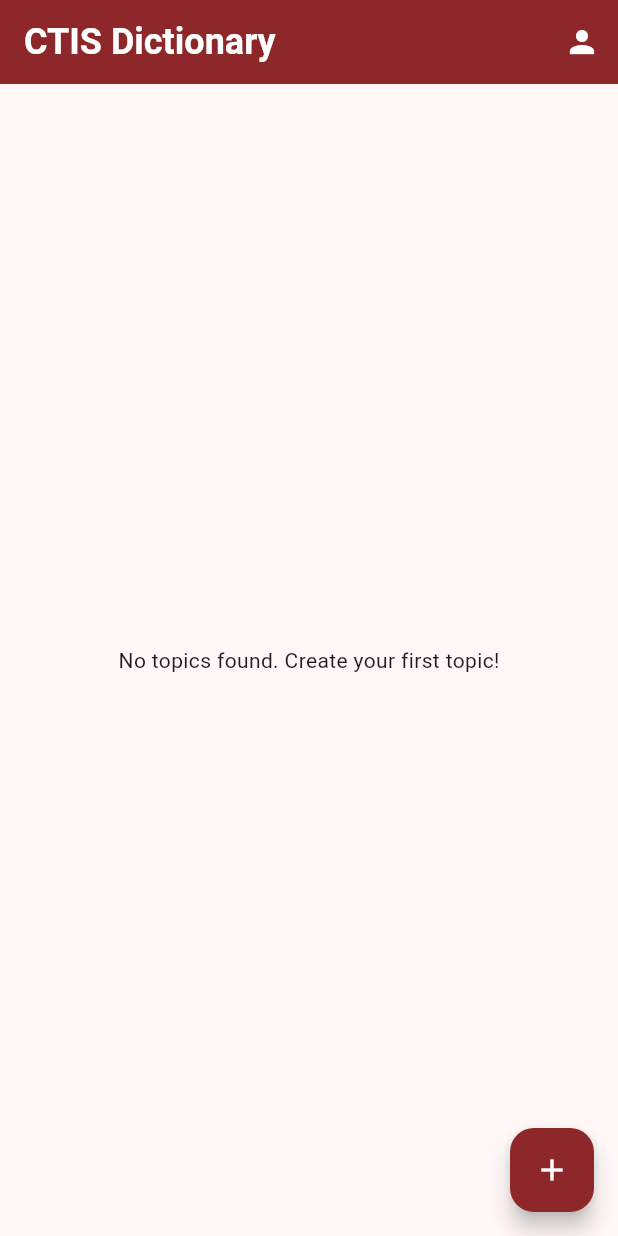
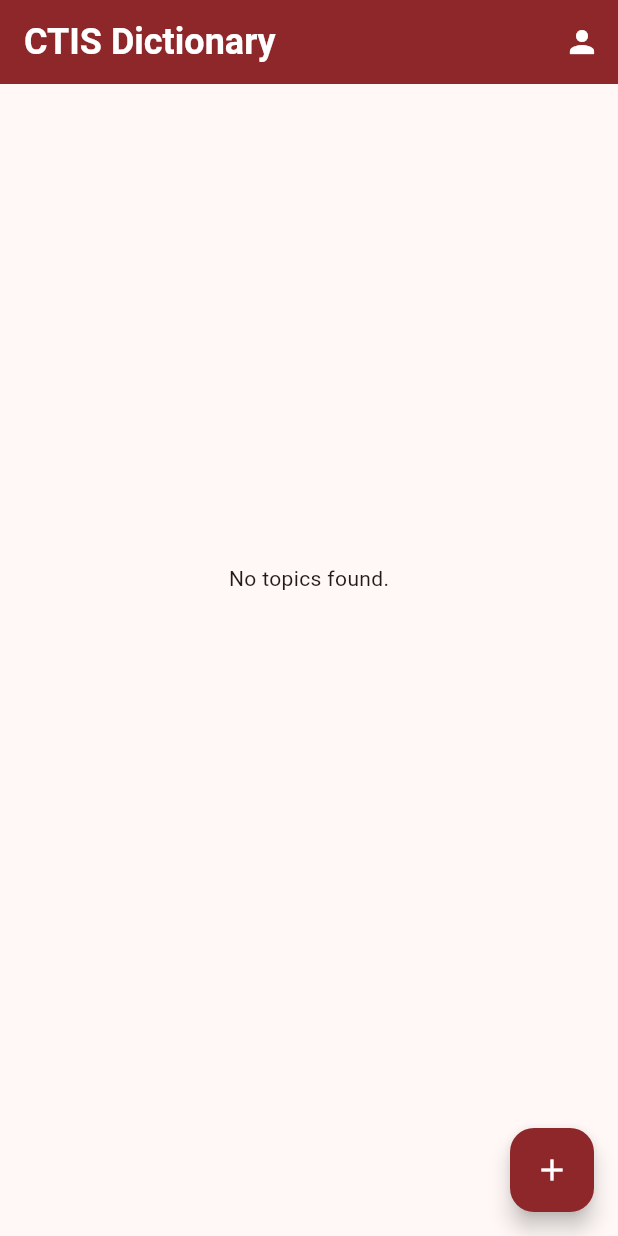
Before and after one commit to Baturalp52/CTIS-470-project, a Flutter app: the screen it shows once a user with an empty profile is signed in, on a phone screen of 412 x 824 dp. Run offline on Flutter 3.47's test engine with Material 3 defaults, Android fonts, the phone set to English and light mode, and no system bars; our stand-ins replace cloud_firestore, firebase_auth, firebase_core, google_sign_in, shared_preferences; accounts and stored records are empty.

Commit message:
Refactor topic loading logic in TopicProvider; remove user authentication check for topic retrieval, simplifying the process. Update home screen to include a RefreshIndicator and improve the display when no topics are found.

```diff
--- a/lib/screens/home_screen.dart
+++ b/lib/screens/home_screen.dart
@@ -105,8 +105,17 @@ class _HomeScreenState extends State<HomeScreen> {
           }
 
           if (topicProvider.topics.isEmpty) {
-            return const Center(
-              child: Text('No topics found. Create your first topic!'),
+            return RefreshIndicator(
+              onRefresh: _refreshTopics,
+              child: SingleChildScrollView(
+                physics: const AlwaysScrollableScrollPhysics(),
+                child: SizedBox(
+                  height: MediaQuery.of(context).size.height * 0.8,
+                  child: const Center(
+                    child: Text('No topics found.'),
+                  ),
+                ),
+              ),
             );
           }
 
```
Also changed, not shown: lib/providers/topic_provider.dart (+1 -7 lines).
